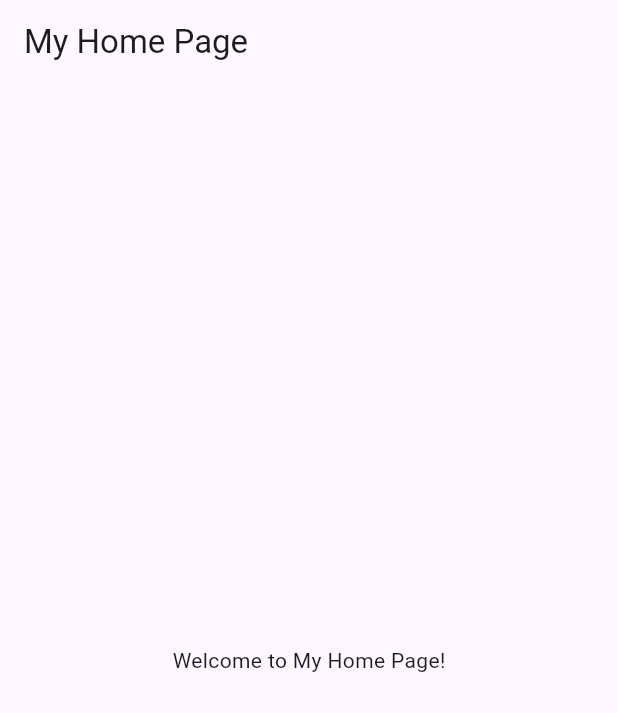
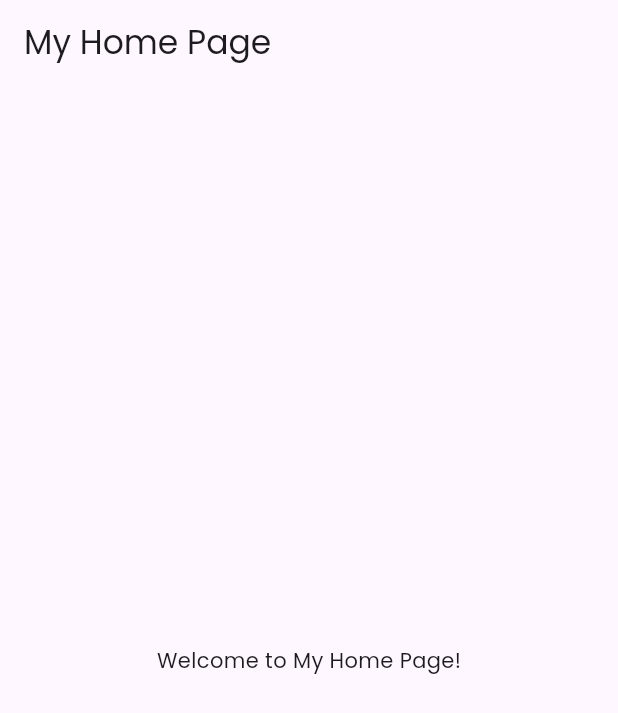
Before and after one commit to kbimsara/pointAlarm, a Flutter app: the screen it shows after launch, on a phone screen of 412 x 824 dp. Shown: the top 713 px of the screen. Run offline on Flutter 3.47's test engine with Material 3 defaults, Android fonts, the phone set to English and light mode, and no system bars.

Commit message:
Update main.dart

```diff
--- a/lib/main.dart
+++ b/lib/main.dart
@@ -9,6 +9,10 @@ class MyApp extends StatelessWidget {
   @override
   Widget build(BuildContext context) {
     return MaterialApp(
+      debugShowCheckedModeBanner: false,
+      theme: ThemeData(
+        fontFamily: 'Poppins',
+      ),
       home: MyHomePage(),
     );
   }
```
